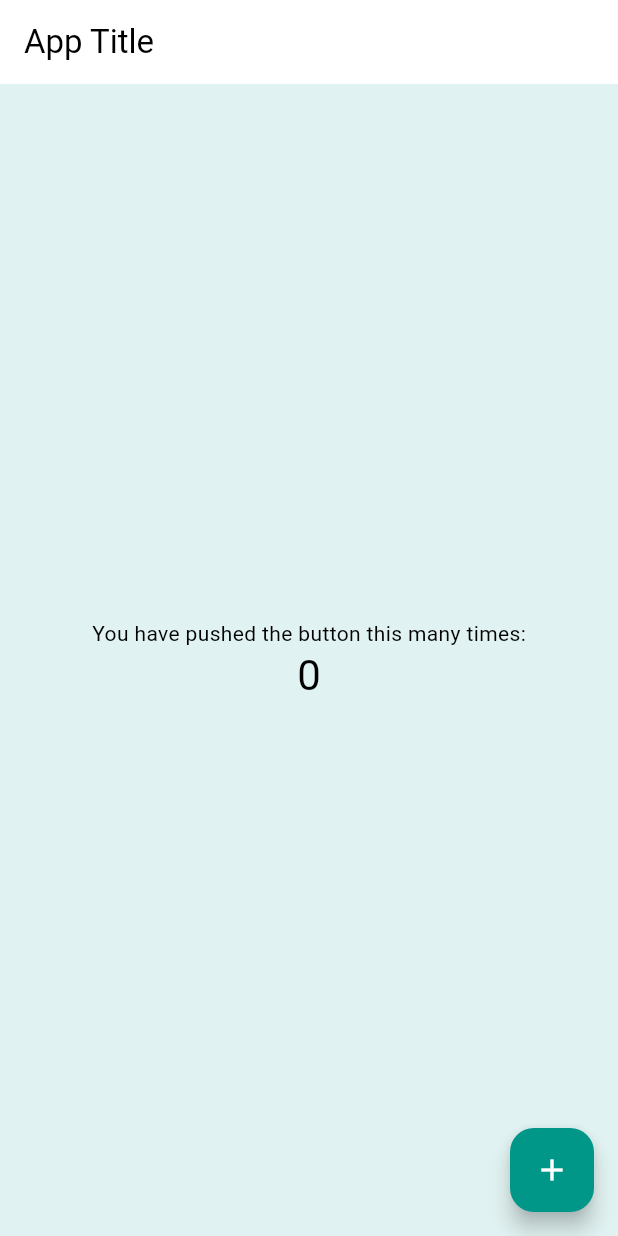
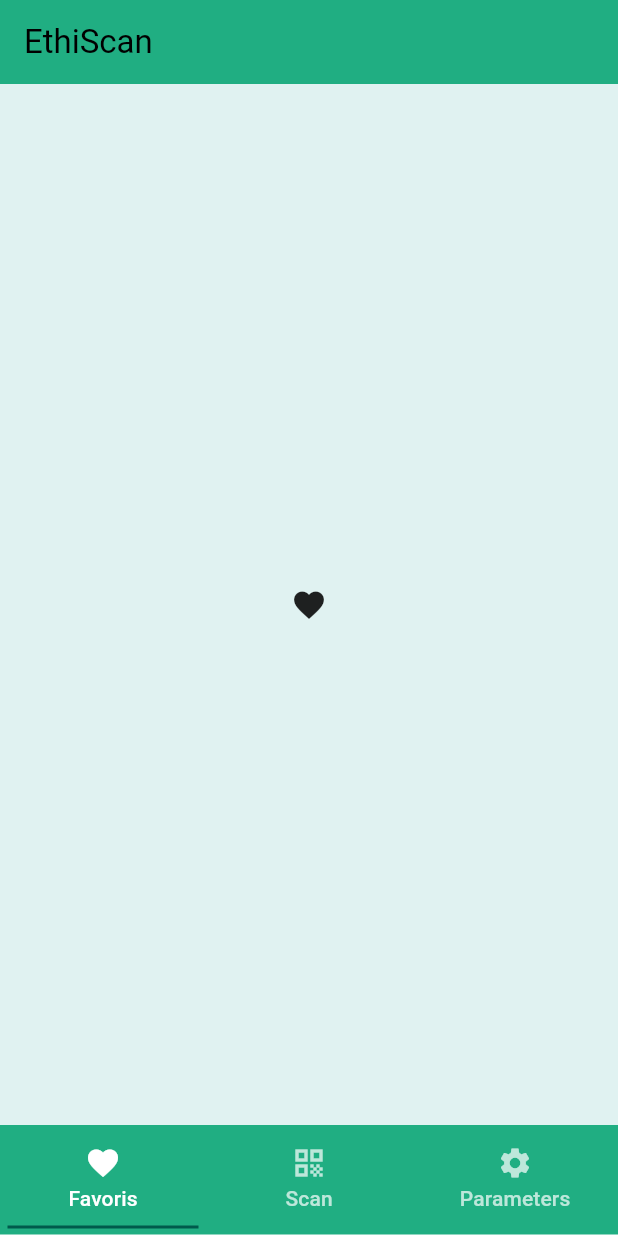
Before and after one commit to MA-AdMoApp-EthiScan/frontend, a Flutter app: the screen it shows after launch, on a phone screen of 412 x 824 dp. Run offline on Flutter 3.47's test engine with Material 3 defaults, Android fonts, the phone set to English and light mode, and no system bars; our stand-ins replace flutter_i18n, get_it, injectable, shared_preferences.

Commit message:
Add basic tabs

```diff
--- a/lib/presentation/home_page.dart
+++ b/lib/presentation/home_page.dart
@@ -1,6 +1,7 @@
 import 'package:flutter/material.dart';
 
 import '../utils/i18n_utils.dart';
+import '../utils/ui_colors.dart';
 
 class MyHomePage extends StatefulWidget {
   const MyHomePage({super.key});
@@ -19,19 +20,6 @@ class MyHomePage extends StatefulWidget {
 }
 
 class _MyHomePageState extends State<MyHomePage> {
-  int _counter = 0;
-
-  void _incrementCounter() {
-    setState(() {
-      // This call to setState tells the Flutter framework that something has
-      // changed in this State, which causes it to rerun the build method below
-      // so that the display can reflect the updated values. If we changed
-      // _counter without calling setState(), then the build method would not be
-      // called again, and so nothing would appear to happen.
-      _counter++;
-    });
-  }
-
   @override
   Widget build(BuildContext context) {
     // This method is rerun every time setState is called, for instance as done
@@ -40,50 +28,49 @@ class _MyHomePageState extends State<MyHomePage> {
     // The Flutter framework has been optimized to make rerunning build methods
     // fast, so that you can just rebuild anything that needs updating rather
     // than having to individually change instances of widgets.
-    return Scaffold(
-      appBar: AppBar(
-        // TRY THIS: Try changing the color here to a specific color (to
-        // Colors.amber, perhaps?) and trigger a hot reload to see the AppBar
-        // change color while the other colors stay the same.
-        backgroundColor: Theme.of(context).colorScheme.inversePrimary,
-        // Here we take the value from the MyHomePage object that was created by
-        // the App.build method, and use it to set our appbar title.
-        title: Text("App Title"),
-      ),
-      body: Center(
-        // Center is a layout widget. It takes a single child and positions it
-        // in the middle of the parent.
-        child: Column(
-          // Column is also a layout widget. It takes a list of children and
-          // arranges them vertically. By default, it sizes itself to fit its
-          // children horizontally, and tries to be as tall as its parent.
-          //
-          // Column has various properties to control how it sizes itself and
-          // how it positions its children. Here we use mainAxisAlignment to
-          // center the children vertically; the main axis here is the vertical
-          // axis because Columns are vertical (the cross axis would be
-          // horizontal).
-          //
-          // TRY THIS: Invoke "debug painting" (choose the "Toggle Debug Paint"
-          // action in the IDE, or press "p" in the console), to see the
-          // wireframe for each widget.
-          mainAxisAlignment: MainAxisAlignment.center,
-          children: <Widget>[
-            const Text(
-              'You have pushed the button this many times:',
-            ),
-            Text(
-              '$_counter',
-              style: Theme.of(context).textTheme.headlineMedium,
-            ),
+    return DefaultTabController(
+      length: 3,
+      child: Scaffold(
+        appBar: AppBar(
+          backgroundColor: UIColors.lightPrimaryColor,
+          title: Text("EthiScan"),
+          //titleTextStyle: TextStyle(color: UIColors.white),
+        ),
+        bottomNavigationBar: menu(),
+        body: TabBarView(
+          children: [
+            Container(child: Icon(Icons.favorite)),
+            Container(child: Icon(Icons.qr_code)),
+            Container(child: Icon(Icons.settings)),
           ],
         ),
       ),
-      floatingActionButton: FloatingActionButton(
-        onPressed: _incrementCounter,
-        tooltip: 'Increment',
-        child: const Icon(Icons.add),
-      ), // This trailing comma makes auto-formatting nicer for build methods.
+    );
+  }
+  Widget menu() {
+    return Container(
+      color: UIColors.lightPrimaryColor,
+      child: TabBar(
+        labelColor: Colors.white,
+        unselectedLabelColor: Colors.white70,
+        indicatorSize: TabBarIndicatorSize.tab,
+        indicatorPadding: EdgeInsets.all(5.0),
+        indicatorColor: UIColors.darkPrimaryColor,
+        tabs: [
+          Tab(
+            text: "Favoris",
+            icon: Icon(Icons.favorite),
+          ),
+          Tab(
+            text: "Scan",
+            icon: Icon(Icons.qr_code),
+          ),
+          Tab(
+            text: "Parameters",
+            icon: Icon(Icons.settings),
+          ),
+        ],
+      ),
     );
   }
 }
--- a/lib/utils/ui_colors.dart
+++ b/lib/utils/ui_colors.dart
@@ -1,36 +1,69 @@
 import 'package:flutter/material.dart';
 
-// Light Theme Colors
-const Color lightPrimaryColor = Color(0xFF20ae82); // The main green shade
-const Color lightAccentColor = Color(0xFFffce00); // The main yellow shade
-const Color lightCanvasColor = Colors.white;
-const Color lightBackgroundColor = Colors.white;
-const Color lightScaffoldBackgroundColor = Color(0xFFE0F2F1); // very light green
+class UIColors {
+  UIColors._();
 
-// Dark Theme Colors
-const Color darkPrimaryColor = Color(0xFF005A4C); // a darker shade of the green
-const Color darkAccentColor = Color(0xFFC79600); // a darker shade of the yellow
-const Color darkCanvasColor = Color(0xFF121212); // standard for dark themes
-const Color darkBackgroundColor = Color(0xFF121212);
-const Color darkScaffoldBackgroundColor = Color(0xFF003D33); // dark teal
+  static Color get transparent => Colors.transparent;
+  static const Color white = Color(0xFFFFFFFF);
+  static const Color grey1 = Color(0xFF736D6A);
+  static const Color grey2 = Color(0xFFB3ACAC);
+  static const Color grey3 = Color(0xFFEBE8E6);
+  static const Color grey4 = Color(0xFFF8F7FA);
+  static const Color dark = Color(0xFF2D2D2D);
+  static const Color black = Color(0xFF000000);
+
+  // Light Theme Colors
+  static const Color lightPrimaryColor = Color(0xFF20ae82); // The main green shade
+  static const Color lightAccentColor = Color(0xFFffce00); // The main yellow shade
+  static const Color lightCanvasColor = Colors.white;
+  static const Color lightBackgroundColor = Colors.white;
+  static const Color lightScaffoldBackgroundColor = Color(0xFFE0F2F1); // very light green
+
+  // Dark Theme Colors
+  static const Color darkPrimaryColor = Color(0xFF005A4C); // a darker shade of the green
+  static const Color darkAccentColor = Color(0xFFC79600); // a darker shade of the yellow
+  static const Color darkCanvasColor = Color(0xFF121212); // standard for dark themes
+  static const Color darkBackgroundColor = Color(0xFF121212);
+  static const Color darkScaffoldBackgroundColor = Color(0xFF003D33); // dark teal
+
+
+  static Color darken(Color color, [double amount = .1]) {
+    assert(amount >= 0 && amount <= 1);
+
+    final hsl = HSLColor.fromColor(color);
+    final hslDark = hsl.withLightness((hsl.lightness - amount).clamp(0.0, 1.0));
+
+    return hslDark.toColor();
+  }
+
+  static Color lighten(Color color, [double amount = .1]) {
+    assert(amount >= 0 && amount <= 1);
+
+    final hsl = HSLColor.fromColor(color);
+    final hslLight = hsl.withLightness((hsl.lightness + amount).clamp(0.0, 1.0));
+    final finalColor = hslLight.withSaturation((hsl.saturation - amount).clamp(0.0, 1.0));
+
+    return finalColor.toColor();
+  }
+}
 
 // Light Theme
 final ThemeData lightTheme = ThemeData(
-  primaryColor: lightPrimaryColor,
-  hintColor: lightAccentColor,
-  canvasColor: lightCanvasColor,
+  primaryColor: UIColors.lightPrimaryColor,
+  hintColor: UIColors.lightAccentColor,
+  canvasColor: UIColors.lightCanvasColor,
   //backgroundColor: lightBackgroundColor,
-  scaffoldBackgroundColor: lightScaffoldBackgroundColor,
+  scaffoldBackgroundColor: UIColors.lightScaffoldBackgroundColor,
   // Additional styling here
 );
 
 // Dark Theme
 final ThemeData darkTheme = ThemeData(
-  primaryColor: darkPrimaryColor,
-  hintColor: darkAccentColor,
-  canvasColor: darkCanvasColor,
+  primaryColor: UIColors.darkPrimaryColor,
+  hintColor: UIColors.darkAccentColor,
+  canvasColor: UIColors.darkCanvasColor,
   //backgroundColor: darkBackgroundColor,
-  scaffoldBackgroundColor: darkScaffoldBackgroundColor,
+  scaffoldBackgroundColor: UIColors.darkScaffoldBackgroundColor,
   brightness: Brightness.dark,
   // Additional styling here
 );
```
